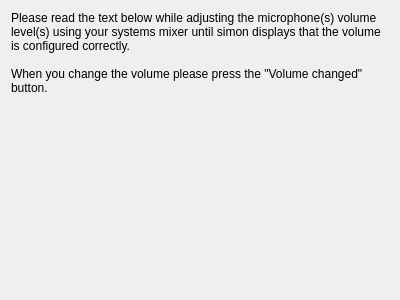
First picture: the form in simonlib/simonsound/trainsamplevolumepage.ui, repository KDE/simon, before the edit.
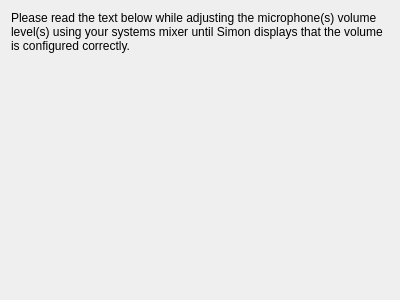
Second picture: the form after the edit. Custom widgets are drawn as their Qt base class.

Diff of the .ui file:
```diff
--- a/simonlib/simonsound/trainsamplevolumepage.ui
+++ b/simonlib/simonsound/trainsamplevolumepage.ui
@@ -17,9 +17,7 @@
    <item>
     <widget class="QLabel" name="label">
      <property name="text">
-      <string>Please read the text below while adjusting the microphone(s) volume level(s) using your systems mixer until simon displays that the volume is configured correctly.
-
-When you change the volume please press the &quot;Volume changed&quot; button.</string>
+      <string>Please read the text below while adjusting the microphone(s) volume level(s) using your systems mixer until Simon displays that the volume is configured correctly.</string>
      </property>
      <property name="wordWrap">
       <bool>true</bool>
```
